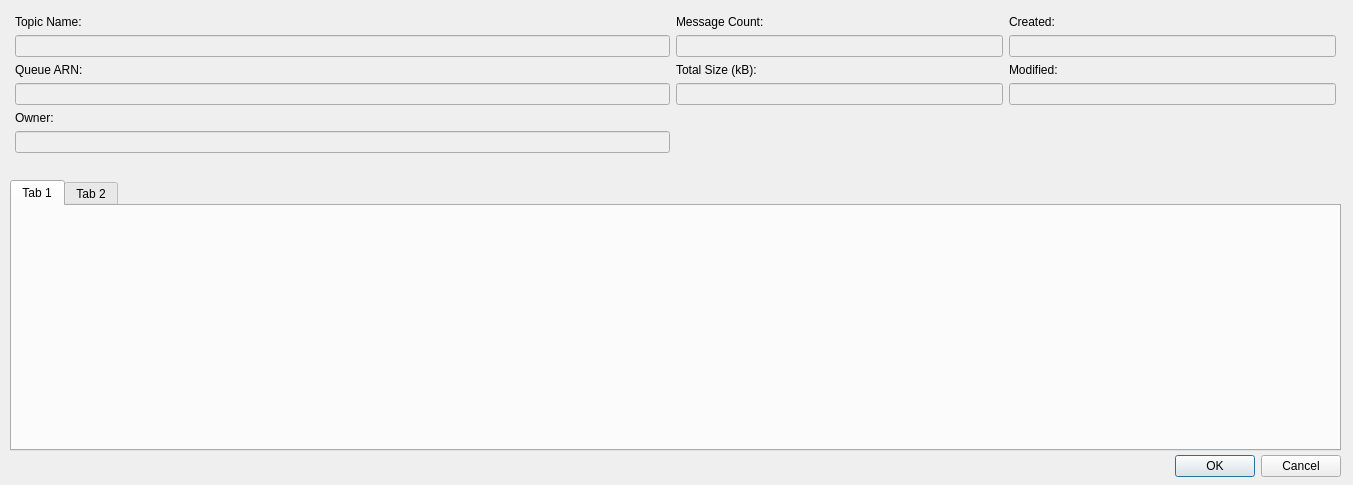
Before: the Qt Designer form src/modules/sns/SNSTopicDetailsDialog.ui in jensvogt/awsmock-qt-ui, drawn with Qt 5.
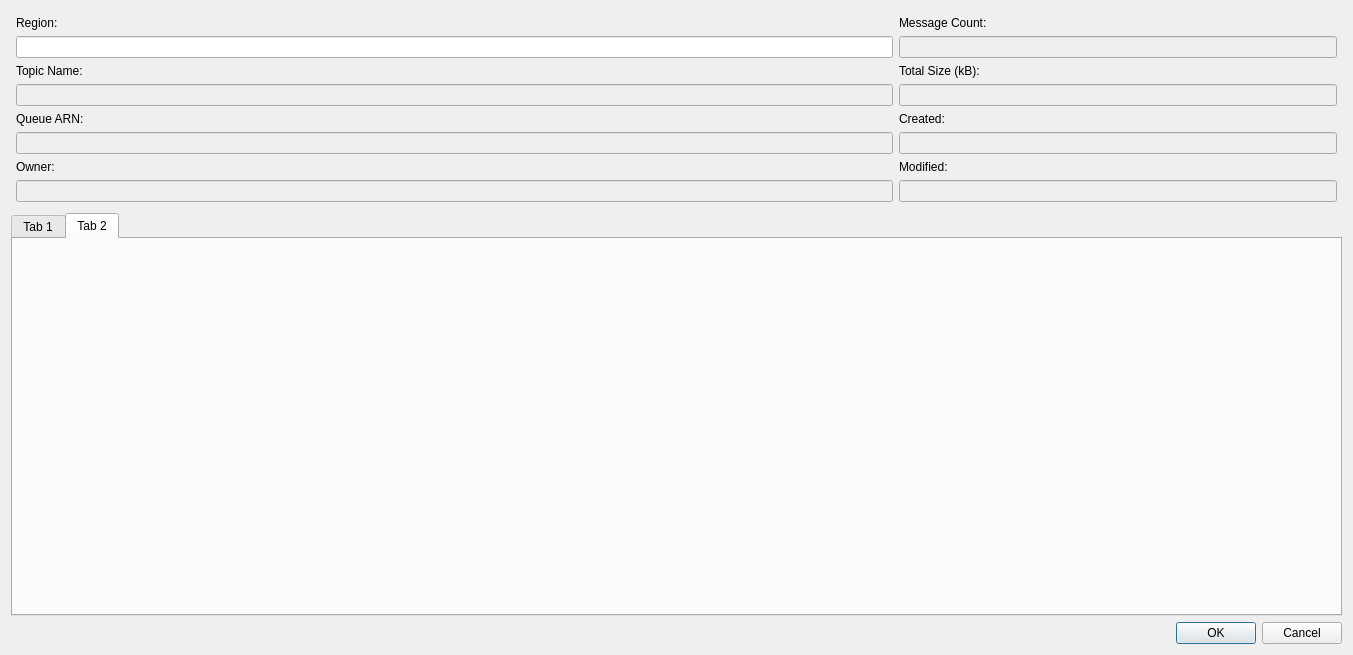
After: the same form once the commit is applied.

Commit message: fix: fix some minor layout issues

```diff
--- a/src/modules/sns/SNSTopicDetailsDialog.ui
+++ b/src/modules/sns/SNSTopicDetailsDialog.ui
@@ -7,38 +7,15 @@
     <x>0</x>
     <y>0</y>
     <width>1353</width>
-    <height>485</height>
+    <height>655</height>
    </rect>
   </property>
   <property name="windowTitle">
    <string>Dialog</string>
   </property>
-  <widget class="QDialogButtonBox" name="snsTopicDetailsButtonBox">
-   <property name="geometry">
-    <rect>
-     <x>950</x>
-     <y>450</y>
-     <width>391</width>
-     <height>32</height>
-    </rect>
-   </property>
-   <property name="orientation">
-    <enum>Qt::Orientation::Horizontal</enum>
-   </property>
-   <property name="standardButtons">
-    <set>QDialogButtonBox::StandardButton::Cancel|QDialogButtonBox::StandardButton::Ok</set>
-   </property>
-  </widget>
-  <widget class="QWidget" name="gridLayoutWidget">
-   <property name="geometry">
-    <rect>
-     <x>10</x>
-     <y>10</y>
-     <width>1331</width>
-     <height>161</height>
-    </rect>
-   </property>
-   <layout class="QGridLayout" name="gridLayout" columnstretch="2,1,1">
+  <layout class="QVBoxLayout" name="verticalLayout">
+   <item>
+    <layout class="QGridLayout" name="gridLayout" columnstretch="2,1" columnminimumwidth="0,0">
     <property name="leftMargin">
      <number>5</number>
     </property>
@@ -51,7 +28,7 @@
     <property name="bottomMargin">
      <number>5</number>
     </property>
-    <item row="1" column="0">
+     <item row="3" column="0">
      <widget class="QLineEdit" name="topicNameEdit">
       <property name="enabled">
        <bool>false</bool>
@@ -61,54 +38,54 @@
       </property>
      </widget>
     </item>
-    <item row="1" column="2">
-     <widget class="QLineEdit" name="createdEdit">
-      <property name="enabled">
-       <bool>false</bool>
-      </property>
-     </widget>
-    </item>
-    <item row="0" column="0">
+     <item row="2" column="0">
      <widget class="QLabel" name="topicNameLabel">
       <property name="text">
        <string>Topic Name:</string>
       </property>
      </widget>
     </item>
-    <item row="3" column="1">
-     <widget class="QLineEdit" name="messageSizeEdit">
-      <property name="enabled">
-       <bool>false</bool>
-      </property>
-      <property name="readOnly">
-       <bool>true</bool>
-      </property>
-     </widget>
-    </item>
-    <item row="1" column="1">
-     <widget class="QLineEdit" name="messageCountEdit">
+     <item row="4" column="0">
+      <widget class="QLabel" name="topicArnLabel">
+       <property name="text">
+        <string>Queue ARN:</string>
+       </property>
+      </widget>
+     </item>
+     <item row="8" column="0">
+      <widget class="QLineEdit" name="ownerEdit">
       <property name="enabled">
        <bool>false</bool>
       </property>
-      <property name="readOnly">
-       <bool>true</bool>
-      </property>
-     </widget>
-    </item>
-    <item row="3" column="2">
-     <widget class="QLineEdit" name="modifiedEdit">
-      <property name="enabled">
-       <bool>false</bool>
+      </widget>
+     </item>
+     <item row="0" column="0">
+      <widget class="QLabel" name="regionLabel">
+       <property name="text">
+        <string>Region:</string>
       </property>
      </widget>
     </item>
-    <item row="0" column="2">
-     <widget class="QLabel" name="createdLabel">
+     <item row="7" column="0">
+      <widget class="QLabel" name="ownerLabel">
       <property name="text">
-       <string>Created:</string>
+        <string>Owner:</string>
       </property>
      </widget>
     </item>
+     <item row="5" column="0">
+      <widget class="QLineEdit" name="topicArnEdit">
+       <property name="enabled">
+        <bool>false</bool>
+       </property>
+       <property name="readOnly">
+        <bool>true</bool>
+       </property>
+      </widget>
+     </item>
+     <item row="1" column="0">
+      <widget class="QLineEdit" name="regionEdit"/>
+     </item>
     <item row="0" column="1">
      <widget class="QLabel" name="messageCountLabel">
       <property name="text">
@@ -116,18 +93,15 @@
       </property>
      </widget>
     </item>
-    <item row="7" column="1">
-     <spacer name="verticalSpacer">
-      <property name="orientation">
-       <enum>Qt::Orientation::Vertical</enum>
-      </property>
-      <property name="sizeHint" stdset="0">
-       <size>
-        <width>20</width>
-        <height>40</height>
-       </size>
-      </property>
-     </spacer>
+     <item row="1" column="1">
+      <widget class="QLineEdit" name="messageCountEdit">
+       <property name="enabled">
+        <bool>false</bool>
+       </property>
+       <property name="readOnly">
+        <bool>true</bool>
+       </property>
+      </widget>
     </item>
     <item row="2" column="1">
      <widget class="QLabel" name="messageSizeLabel">
@@ -136,69 +110,102 @@
       </property>
      </widget>
     </item>
-    <item row="2" column="2">
+     <item row="3" column="1">
+      <widget class="QLineEdit" name="messageSizeEdit">
+       <property name="enabled">
+        <bool>false</bool>
+       </property>
+       <property name="readOnly">
+        <bool>true</bool>
+       </property>
+      </widget>
+     </item>
+     <item row="4" column="1">
+      <widget class="QLabel" name="createdLabel">
+       <property name="text">
+        <string>Created:</string>
+       </property>
+      </widget>
+     </item>
+     <item row="5" column="1">
+      <widget class="QLineEdit" name="createdEdit">
+       <property name="enabled">
+        <bool>false</bool>
+       </property>
+      </widget>
+     </item>
+     <item row="8" column="1">
+      <widget class="QLineEdit" name="modifiedEdit">
+       <property name="enabled">
+        <bool>false</bool>
+       </property>
+      </widget>
+     </item>
+     <item row="7" column="1">
      <widget class="QLabel" name="modifiedLabel">
       <property name="text">
        <string>Modified:</string>
       </property>
      </widget>
     </item>
-    <item row="2" column="0">
-     <widget class="QLabel" name="topicArnLabel">
-      <property name="text">
-       <string>Queue ARN:</string>
-      </property>
-     </widget>
-    </item>
-    <item row="3" column="0">
-     <widget class="QLineEdit" name="topicArnEdit">
-      <property name="enabled">
-       <bool>false</bool>
-      </property>
-      <property name="readOnly">
-       <bool>true</bool>
-      </property>
-     </widget>
-    </item>
-    <item row="6" column="0">
-     <widget class="QLineEdit" name="ownerEdit">
-      <property name="enabled">
-       <bool>false</bool>
-      </property>
-     </widget>
-    </item>
-    <item row="5" column="0">
-     <widget class="QLabel" name="ownerLabel">
-      <property name="text">
-       <string>Owner:</string>
-      </property>
-     </widget>
-    </item>
-   </layout>
-  </widget>
+    </layout>
+   </item>
+   <item>
   <widget class="QTabWidget" name="tabWidget">
-   <property name="geometry">
-    <rect>
-     <x>10</x>
-     <y>180</y>
-     <width>1331</width>
-     <height>271</height>
-    </rect>
-   </property>
    <property name="currentIndex">
-    <number>0</number>
+      <number>1</number>
    </property>
    <widget class="QWidget" name="tab">
     <attribute name="title">
      <string>Tab 1</string>
     </attribute>
-   </widget>
-   <widget class="QWidget" name="tab_2">
+      <layout class="QVBoxLayout" name="verticalLayoutAttributes">
+       <property name="leftMargin">
+        <number>9</number>
+       </property>
+       <property name="topMargin">
+        <number>9</number>
+       </property>
+       <property name="rightMargin">
+        <number>9</number>
+       </property>
+       <property name="bottomMargin">
+        <number>9</number>
+       </property>
+      </layout>
+     </widget>
+     <widget class="QWidget" name="tagsTab">
     <attribute name="title">
      <string>Tab 2</string>
     </attribute>
-   </widget>
-  </widget>
+      <layout class="QVBoxLayout" name="verticalLayoutTags">
+       <property name="leftMargin">
+        <number>9</number>
+       </property>
+       <property name="topMargin">
+        <number>9</number>
+       </property>
+       <property name="rightMargin">
+        <number>9</number>
+       </property>
+       <property name="bottomMargin">
+        <number>9</number>
+       </property>
+      </layout>
+     </widget>
+    </widget>
+   </item>
+   <item>
+    <widget class="QDialogButtonBox" name="snsTopicDetailsButtonBox">
+     <property name="orientation">
+      <enum>Qt::Orientation::Horizontal</enum>
+     </property>
+     <property name="standardButtons">
+      <set>QDialogButtonBox::StandardButton::Cancel|QDialogButtonBox::StandardButton::Ok</set>
+     </property>
+    </widget>
+   </item>
+  </layout>
  </widget>
  <resources/>
  <connections>
```
Lines whose indentation alone changed are shown as unchanged. The commit also changes 37 other files.
